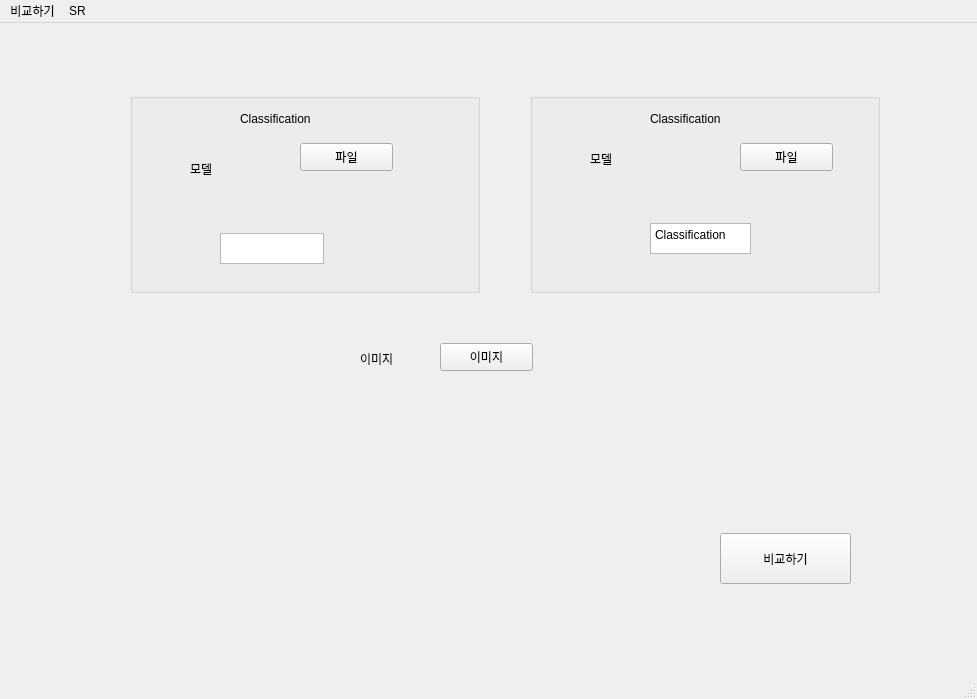
This is develop/pixby/ui/compare.ui in Lee-JiHyeon/PIXBY as Qt 5 draws it before an edit. The edited form follows.
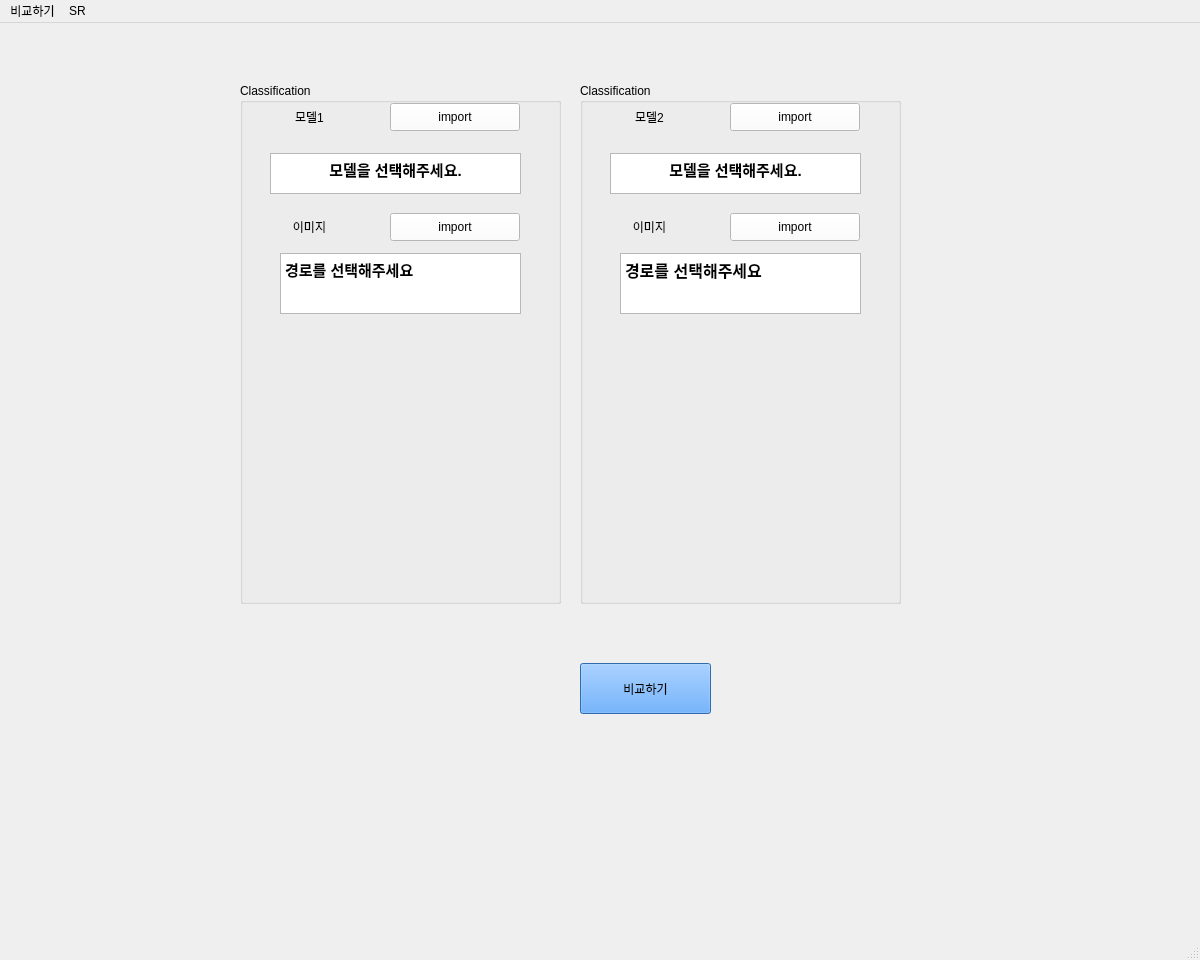
This is the edited form.

```diff
--- a/develop/pixby/ui/compare.ui
+++ b/develop/pixby/ui/compare.ui
@@ -6,218 +6,280 @@
    <rect>
     <x>0</x>
     <y>0</y>
-    <width>977</width>
-    <height>699</height>
+    <width>1200</width>
+    <height>960</height>
    </rect>
   </property>
   <property name="windowTitle">
    <string>Pixby</string>
   </property>
   <widget class="QWidget" name="centralwidget">
-   <widget class="QLabel" name="label_4">
-    <property name="geometry">
-     <rect>
-      <x>360</x>
-      <y>320</y>
-      <width>81</width>
-      <height>31</height>
-     </rect>
-    </property>
-    <property name="text">
-     <string>이미지</string>
-    </property>
-   </widget>
    <widget class="QPushButton" name="nextButton">
     <property name="geometry">
      <rect>
-      <x>720</x>
-      <y>510</y>
+      <x>580</x>
+      <y>640</y>
       <width>131</width>
       <height>51</height>
      </rect>
     </property>
+    <property name="styleSheet">
+     <string notr="true">background-color: rgb(69, 149, 242);
+font: 75 14pt &quot;Agency FB&quot;;</string>
+    </property>
     <property name="text">
      <string>비교하기</string>
     </property>
    </widget>
-   <widget class="QPushButton" name="selectImage">
+   <widget class="QGroupBox" name="groupBox1">
     <property name="geometry">
      <rect>
-      <x>440</x>
-      <y>320</y>
-      <width>93</width>
-      <height>28</height>
+      <x>240</x>
+      <y>60</y>
+      <width>321</width>
+      <height>521</height>
      </rect>
-    </property>
-    <property name="text">
-     <string>이미지</string>
-    </property>
-   </widget>
-   <widget class="QGroupBox" name="groupBox">
-    <property name="geometry">
-     <rect>
-      <x>130</x>
-      <y>70</y>
-      <width>350</width>
-      <height>200</height>
-     </rect>
-    </property>
-    <property name="styleSheet">
-     <string notr="true">border-color: rgb(0, 85, 255);
-border-bottom-color: rgb(85, 170, 255);</string>
     </property>
     <property name="title">
-     <string/>
-    </property>
-    <property name="alignment">
-     <set>Qt::AlignLeading|Qt::AlignLeft|Qt::AlignVCenter</set>
-    </property>
-    <property name="flat">
-     <bool>false</bool>
-    </property>
-    <property name="checkable">
-     <bool>false</bool>
+     <string>Classification</string>
     </property>
     <widget class="QLabel" name="label_3">
      <property name="geometry">
       <rect>
-       <x>60</x>
-       <y>60</y>
-       <width>81</width>
-       <height>31</height>
+       <x>2</x>
+       <y>20</y>
+       <width>135</width>
+       <height>28</height>
       </rect>
      </property>
+     <property name="styleSheet">
+      <string notr="true">font: 75 12pt &quot;Agency FB&quot;;</string>
+     </property>
      <property name="text">
-      <string>모델</string>
+      <string>모델1</string>
+     </property>
+     <property name="alignment">
+      <set>Qt::AlignCenter</set>
+     </property>
+    </widget>
+    <widget class="QLabel" name="label_4">
+     <property name="geometry">
+      <rect>
+       <x>2</x>
+       <y>130</y>
+       <width>135</width>
+       <height>28</height>
+      </rect>
+     </property>
+     <property name="styleSheet">
+      <string notr="true">font: 75 12pt &quot;Agency FB&quot;;</string>
+     </property>
+     <property name="text">
+      <string>이미지</string>
+     </property>
+     <property name="alignment">
+      <set>Qt::AlignCenter</set>
      </property>
     </widget>
     <widget class="QPushButton" name="selectModel1">
      <property name="geometry">
       <rect>
-       <x>170</x>
-       <y>50</y>
-       <width>93</width>
+       <x>150</x>
+       <y>20</y>
+       <width>130</width>
        <height>28</height>
       </rect>
      </property>
+     <property name="styleSheet">
+      <string notr="true">background-color: rgb(255, 255, 255);</string>
+     </property>
      <property name="text">
-      <string>파일</string>
+      <string>import</string>
      </property>
     </widget>
-    <widget class="QPlainTextEdit" name="plainTextEdit">
+    <widget class="QPushButton" name="selectImage1">
      <property name="geometry">
       <rect>
-       <x>90</x>
-       <y>140</y>
-       <width>104</width>
-       <height>31</height>
+       <x>150</x>
+       <y>130</y>
+       <width>130</width>
+       <height>28</height>
       </rect>
      </property>
-     <property name="plainText">
+     <property name="styleSheet">
+      <string notr="true">background-color: rgb(255, 255, 255);</string>
+     </property>
+     <property name="text">
+      <string>import</string>
+     </property>
+    </widget>
+    <widget class="QTextBrowser" name="dir1">
+     <property name="geometry">
+      <rect>
+       <x>40</x>
+       <y>170</y>
+       <width>241</width>
+       <height>61</height>
+      </rect>
+     </property>
+     <property name="html">
+      <string>&lt;!DOCTYPE HTML PUBLIC &quot;-//W3C//DTD HTML 4.0//EN&quot; &quot;http://www.w3.org/TR/REC-html40/strict.dtd&quot;&gt;
+&lt;html&gt;&lt;head&gt;&lt;meta name=&quot;qrichtext&quot; content=&quot;1&quot; /&gt;&lt;style type=&quot;text/css&quot;&gt;
+p, li { white-space: pre-wrap; }
+&lt;/style&gt;&lt;/head&gt;&lt;body style=&quot; font-family:'Gulim'; font-size:9pt; font-weight:400; font-style:normal;&quot;&gt;
+&lt;p style=&quot; margin-top:0px; margin-bottom:0px; margin-left:0px; margin-right:0px; -qt-block-indent:0; text-indent:0px;&quot;&gt;&lt;span style=&quot; font-size:11pt; font-weight:600;&quot;&gt;경로를 선택해주세요&lt;/span&gt;&lt;/p&gt;&lt;/body&gt;&lt;/html&gt;</string>
+     </property>
+    </widget>
+    <widget class="QTextBrowser" name="model_name1">
+     <property name="geometry">
+      <rect>
+       <x>30</x>
+       <y>70</y>
+       <width>251</width>
+       <height>41</height>
+      </rect>
+     </property>
+     <property name="html">
+      <string>&lt;!DOCTYPE HTML PUBLIC &quot;-//W3C//DTD HTML 4.0//EN&quot; &quot;http://www.w3.org/TR/REC-html40/strict.dtd&quot;&gt;
+&lt;html&gt;&lt;head&gt;&lt;meta name=&quot;qrichtext&quot; content=&quot;1&quot; /&gt;&lt;style type=&quot;text/css&quot;&gt;
+p, li { white-space: pre-wrap; }
+&lt;/style&gt;&lt;/head&gt;&lt;body style=&quot; font-family:'Gulim'; font-size:9pt; font-weight:400; font-style:normal;&quot;&gt;
+&lt;p align=&quot;center&quot; style=&quot; margin-top:0px; margin-bottom:0px; margin-left:0px; margin-right:0px; -qt-block-indent:0; text-indent:0px;&quot;&gt;&lt;span style=&quot; font-size:11pt; font-weight:600;&quot;&gt;모델을 선택해주세요.&lt;/span&gt;&lt;/p&gt;&lt;/body&gt;&lt;/html&gt;</string>
+     </property>
+    </widget>
+   </widget>
+   <widget class="QGroupBox" name="groupBox2">
+    <property name="geometry">
+     <rect>
+      <x>580</x>
+      <y>60</y>
+      <width>321</width>
+      <height>521</height>
+     </rect>
+    </property>
+    <property name="title">
+     <string>Classification</string>
+    </property>
+    <widget class="QPushButton" name="selectImage2">
+     <property name="geometry">
+      <rect>
+       <x>150</x>
+       <y>130</y>
+       <width>130</width>
+       <height>28</height>
+      </rect>
+     </property>
+     <property name="styleSheet">
+      <string notr="true">background-color: rgb(255, 255, 255);</string>
+     </property>
+     <property name="text">
+      <string>import</string>
+     </property>
+    </widget>
+    <widget class="QPushButton" name="selectModel2">
+     <property name="geometry">
+      <rect>
+       <x>150</x>
+       <y>20</y>
+       <width>130</width>
+       <height>28</height>
+      </rect>
+     </property>
+     <property name="styleSheet">
+      <string notr="true">background-color: rgb(255, 255, 255);</string>
+     </property>
+     <property name="text">
+      <string>import</string>
+     </property>
+    </widget>
+    <widget class="QLabel" name="comeImage2">
+     <property name="geometry">
+      <rect>
+       <x>20</x>
+       <y>200</y>
+       <width>261</width>
+       <height>220</height>
+      </rect>
+     </property>
+     <property name="text">
       <string/>
      </property>
+     <property name="alignment">
+      <set>Qt::AlignCenter</set>
+     </property>
     </widget>
-    <widget class="QLabel" name="label">
+    <widget class="QLabel" name="label_5">
      <property name="geometry">
       <rect>
-       <x>110</x>
-       <y>10</y>
-       <width>101</width>
-       <height>31</height>
+       <x>2</x>
+       <y>20</y>
+       <width>135</width>
+       <height>28</height>
       </rect>
      </property>
+     <property name="styleSheet">
+      <string notr="true">font: 75 12pt &quot;Agency FB&quot;;</string>
+     </property>
      <property name="text">
-      <string>Classification</string>
+      <string>모델2</string>
+     </property>
+     <property name="alignment">
+      <set>Qt::AlignCenter</set>
      </property>
     </widget>
-   </widget>
-   <widget class="QGroupBox" name="groupBox_2">
-    <property name="geometry">
-     <rect>
-      <x>530</x>
-      <y>70</y>
-      <width>350</width>
-      <height>200</height>
-     </rect>
-    </property>
-    <property name="styleSheet">
-     <string notr="true">border-color: rgb(85, 170, 255);</string>
-    </property>
-    <property name="title">
-     <string/>
-    </property>
-    <property name="checkable">
-     <bool>false</bool>
-    </property>
     <widget class="QLabel" name="label_6">
      <property name="geometry">
       <rect>
-       <x>60</x>
-       <y>50</y>
-       <width>81</width>
-       <height>31</height>
-      </rect>
-     </property>
-     <property name="text">
-      <string>모델</string>
-     </property>
-    </widget>
-    <widget class="QPushButton" name="selectModel2">
-     <property name="geometry">
-      <rect>
-       <x>210</x>
-       <y>50</y>
-       <width>93</width>
-       <height>28</height>
-      </rect>
-     </property>
-     <property name="text">
-      <string>파일</string>
-     </property>
-    </widget>
-    <widget class="QLabel" name="label_2">
-     <property name="geometry">
-      <rect>
-       <x>120</x>
-       <y>10</y>
-       <width>91</width>
-       <height>31</height>
-      </rect>
-     </property>
-     <property name="text">
-      <string>Classification</string>
-     </property>
-    </widget>
-    <widget class="QTextEdit" name="textEdit_2">
-     <property name="geometry">
-      <rect>
-       <x>120</x>
+       <x>2</x>
        <y>130</y>
-       <width>101</width>
-       <height>31</height>
+       <width>135</width>
+       <height>28</height>
       </rect>
      </property>
+     <property name="styleSheet">
+      <string notr="true">font: 75 12pt &quot;Agency FB&quot;;</string>
+     </property>
+     <property name="text">
+      <string>이미지</string>
+     </property>
+     <property name="alignment">
+      <set>Qt::AlignCenter</set>
+     </property>
+    </widget>
+    <widget class="QTextBrowser" name="dir2">
+     <property name="geometry">
+      <rect>
+       <x>40</x>
+       <y>170</y>
+       <width>241</width>
+       <height>61</height>
+      </rect>
+     </property>
      <property name="html">
       <string>&lt;!DOCTYPE HTML PUBLIC &quot;-//W3C//DTD HTML 4.0//EN&quot; &quot;http://www.w3.org/TR/REC-html40/strict.dtd&quot;&gt;
 &lt;html&gt;&lt;head&gt;&lt;meta name=&quot;qrichtext&quot; content=&quot;1&quot; /&gt;&lt;style type=&quot;text/css&quot;&gt;
 p, li { white-space: pre-wrap; }
 &lt;/style&gt;&lt;/head&gt;&lt;body style=&quot; font-family:'Gulim'; font-size:9pt; font-weight:400; font-style:normal;&quot;&gt;
-&lt;p style=&quot; margin-top:0px; margin-bottom:0px; margin-left:0px; margin-right:0px; -qt-block-indent:0; text-indent:0px;&quot;&gt;Classification&lt;/p&gt;&lt;/body&gt;&lt;/html&gt;</string>
+&lt;p style=&quot; margin-top:0px; margin-bottom:0px; margin-left:0px; margin-right:0px; -qt-block-indent:0; text-indent:0px;&quot;&gt;&lt;span style=&quot; font-size:12pt; font-weight:600;&quot;&gt;경로를 선택해주세요&lt;/span&gt;&lt;/p&gt;&lt;/body&gt;&lt;/html&gt;</string>
      </property>
     </widget>
-   </widget>
-   <widget class="QLabel" name="comeImage">
-    <property name="geometry">
-     <rect>
-      <x>350</x>
-      <y>380</y>
-      <width>64</width>
-      <height>15</height>
-     </rect>
-    </property>
-    <property name="text">
-     <string/>
-    </property>
+    <widget class="QTextBrowser" name="model_name2">
+     <property name="geometry">
+      <rect>
+       <x>30</x>
+       <y>70</y>
+       <width>251</width>
+       <height>41</height>
+      </rect>
+     </property>
+     <property name="html">
+      <string>&lt;!DOCTYPE HTML PUBLIC &quot;-//W3C//DTD HTML 4.0//EN&quot; &quot;http://www.w3.org/TR/REC-html40/strict.dtd&quot;&gt;
+&lt;html&gt;&lt;head&gt;&lt;meta name=&quot;qrichtext&quot; content=&quot;1&quot; /&gt;&lt;style type=&quot;text/css&quot;&gt;
+p, li { white-space: pre-wrap; }
+&lt;/style&gt;&lt;/head&gt;&lt;body style=&quot; font-family:'Gulim'; font-size:9pt; font-weight:400; font-style:normal;&quot;&gt;
+&lt;p align=&quot;center&quot; style=&quot; margin-top:0px; margin-bottom:0px; margin-left:0px; margin-right:0px; -qt-block-indent:0; text-indent:0px;&quot;&gt;&lt;span style=&quot; font-size:11pt; font-weight:600;&quot;&gt;모델을 선택해주세요.&lt;/span&gt;&lt;/p&gt;&lt;/body&gt;&lt;/html&gt;</string>
+     </property>
+    </widget>
    </widget>
   </widget>
   <widget class="QMenuBar" name="menubar">
@@ -225,7 +287,7 @@
     <rect>
      <x>0</x>
      <y>0</y>
-     <width>977</width>
+     <width>1200</width>
      <height>26</height>
     </rect>
    </property>
```
